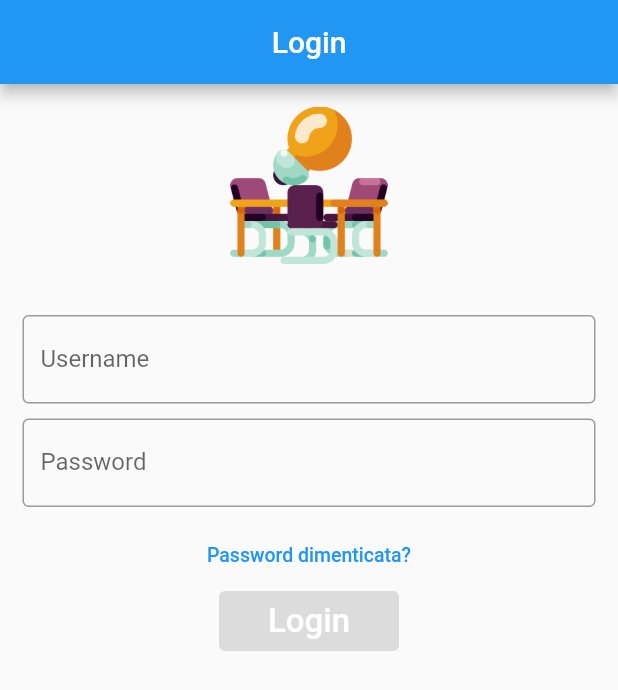
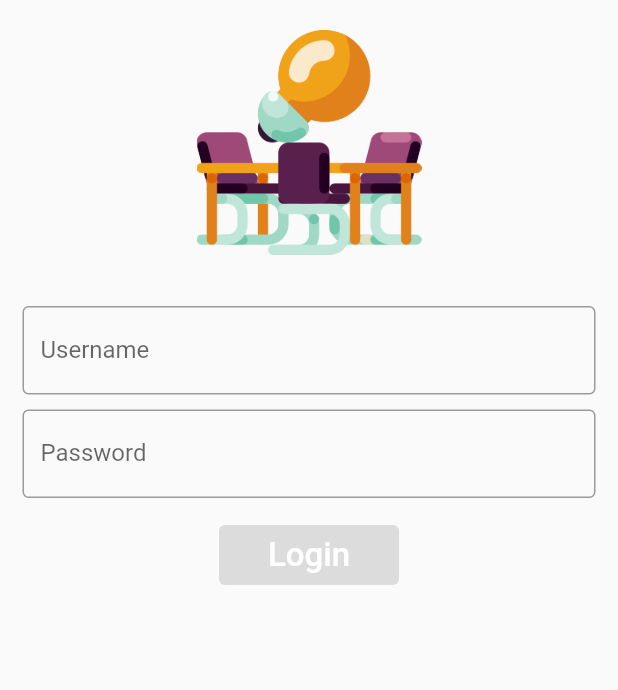
Before and after one commit to davideciuffreda/parallel, a Flutter app: the screen it shows after launch, on a phone screen of 412 x 824 dp. Shown: the top 690 px of the screen. Run offline on Flutter 3.47's test engine with Material 2 defaults, Android fonts, the phone set to English and light mode, and no system bars; our stand-ins replace flutter_bloc, flutter_dotenv, shared_preferences.

Commit message:
BLoC Login updated

```diff
--- a/lib/app.dart
+++ b/lib/app.dart
@@ -47,6 +47,7 @@ class _AppState extends State<App> {
     return BlocProvider(
       create: (context) => LoginBloc(),
       child: MaterialApp(
+        debugShowCheckedModeBanner: false,
         title: "Parallel",
         navigatorKey: navigatorKey,
         home: LoginPage(),
--- /dev/null
+++ b/lib/core/response_message.dart
@@ -0,0 +1,6 @@
+class ResponseMessage<T> {
+  int? status;
+  T? body;
+  String? message;
+  ResponseMessage({this.status, this.body, this.message});
+}
--- a/lib/main.dart
+++ b/lib/main.dart
@@ -3,10 +3,7 @@ import 'dart:developer';
 
 
 import 'package:flutter/material.dart';
-import 'package:parallel/routing/app_router.dart';
 import 'package:parallel/app.dart';
-import 'package:parallel/pages/home/home_page_user.dart';
-import 'package:parallel/pages/home/home_page_receptionist.dart';
 
 void main() async {
   WidgetsFlutterBinding.ensureInitialized();
--- a/lib/pages/login/view/login_page.dart
+++ b/lib/pages/login/view/login_page.dart
@@ -3,24 +3,30 @@ import 'package:flutter_bloc/flutter_bloc.dart';
 import 'package:parallel/pages/login/bloc/login_bloc.dart';
 import 'package:parallel/routing/router_constants.dart';
 
-class LoginPage extends StatelessWidget {
+class LoginPage extends StatefulWidget {
+  @override
+  State<LoginPage> createState() => _LoginPageState();
+}
+
+class _LoginPageState extends State<LoginPage> {
   TextEditingController usernameController = TextEditingController();
   TextEditingController passwordController = TextEditingController();
 
   @override
   Widget build(BuildContext context) {
-    return Scaffold(
-      appBar: AppBar(
-        centerTitle: true,
-        title: Text("Login"),
-      ),
+    return GestureDetector(
+      onTap: () {
+        //Remove the keyboard when the user press anywhere on the screen
+        FocusScope.of(context).requestFocus(new FocusNode());
+      },
+      child: Scaffold(
         body: SafeArea(
           child: Column(
             children: [
               Container(
-              height: 120,
-              width: 120,
-              padding: EdgeInsets.only(top: 15),
+                height: 170,
+                width: 170,
+                padding: EdgeInsets.only(top: 20),
                 decoration: BoxDecoration(
                   borderRadius: BorderRadius.circular(200),
                 ),
@@ -28,9 +34,7 @@ class LoginPage extends StatelessWidget {
                   child: Image.asset("assets/images/logo.png"),
                 ),
               ),
-            SizedBox(
-              height: 10,
-            ),
+              SizedBox(height: 10),
               BlocBuilder<LoginBloc, LoginState>(
                 builder: (context, state) {
                   if (state is LoginErrorState) {
@@ -59,7 +63,9 @@ class LoginPage extends StatelessWidget {
                       onChanged: (value) {
                         BlocProvider.of<LoginBloc>(context).add(
                           LoginTextChangedEvent(
-                            usernameController.text, passwordController.text),
+                            usernameController.text,
+                            passwordController.text,
+                          ),
                         );
                       },
                       decoration: InputDecoration(
@@ -68,16 +74,16 @@ class LoginPage extends StatelessWidget {
                         hintText: 'Enter valid username',
                       ),
                     ),
-                  SizedBox(
-                    height: 10,
-                  ),
+                    SizedBox(height: 10),
                     TextField(
                       controller: passwordController,
                       obscureText: true,
                       onChanged: (value) {
                         BlocProvider.of<LoginBloc>(context).add(
                           LoginTextChangedEvent(
-                            usernameController.text, passwordController.text),
+                            usernameController.text,
+                            passwordController.text,
+                          ),
                         );
                       },
                       decoration: InputDecoration(
@@ -89,50 +95,44 @@ class LoginPage extends StatelessWidget {
                   ],
                 ),
               ),
-            TextButton(
-              onPressed: () {},
-              child: Text(
-                'Password dimenticata?',
-                style: TextStyle(
-                  color: Colors.blue,
-                  fontSize: 13,
-                ),
-              ),
-            ),
+              SizedBox(height: 10),
               Container(
                 height: 40,
                 width: 120,
-              decoration:
-                  BoxDecoration(borderRadius: BorderRadius.circular(100)),
+                decoration: BoxDecoration(
+                  borderRadius: BorderRadius.circular(200),
+                ),
                 child: BlocBuilder<LoginBloc, LoginState>(
                   builder: (context, state) {
-                  if (state is LoginAdminState || state is LoginUserState) {
-                    return ElevatedButton(
+                    if (state is LoginLoadingState) {
+                      return BlocListener<LoginBloc, LoginState>(
+                        listener: (context, state) {
+                          if (state is LoginAdminState) {
+                            Navigator.of(context).pushReplacementNamed(
+                              homePageReceptionistRoute,
+                            );
+                          } else if (state is LoginUserState) {
+                            Navigator.of(context).pushReplacementNamed(
+                              homePageUserRoute,
+                            );
+                          }
+                        },
+                        child: ElevatedButton(
                           onPressed: () {
-                        if (state is LoginAdminState) {
+                            FocusScope.of(context)
+                                .requestFocus(new FocusNode());
                             BlocProvider.of<LoginBloc>(context).add(
                               LoginSubmittedEvent(
                                 usernameController.text,
                                 passwordController.text,
                               ),
                             );
-                          Navigator.of(context)
-                              .pushReplacementNamed(homePageReceptionistRoute);
-                        } else {
-                          BlocProvider.of<LoginBloc>(context).add(
-                            LoginSubmittedEvent(
-                              usernameController.text,
-                              passwordController.text,
-                            ),
-                          );
-                          Navigator.of(context)
-                              .pushReplacementNamed(homePageUserRoute);
-                        }
                           },
                           child: Text(
                             'Login',
                             style: TextStyle(
                               fontSize: 22,
+                            ),
                           ),
                         ),
                       );
@@ -154,6 +154,7 @@ class LoginPage extends StatelessWidget {
             ],
           ),
         ),
+      ),
     );
   }
 }
--- a/pubspec.yaml
+++ b/pubspec.yaml
@@ -12,7 +12,7 @@ dependencies:
   flutter_bloc: ^8.0.0
   bloc: ^8.1.1
   flutter_screenutil: 5.0.0+2
-  shared_preferences: ^2.0.18
+  shared_preferences: ^2.0.20
   http: ^0.13.5
   flutter_dotenv: ^5.0.2
   fluttertoast: ^8.2.1
@@ -23,6 +23,8 @@ dependencies:
   permission_handler: ^10.2.0
   location: ^4.4.0
   email_validator: ^2.1.17
+  firebase_database: ^10.0.16
+  firebase_core: ^2.8.0
 
 dev_dependencies:
   flutter_test:
@@ -36,6 +38,7 @@ flutter:
   assets:
     - assets/images/profile.png
     - assets/images/logo.png
+    - assets/images/splash.png
 
   fonts:
     - family: Lato
```
Also changed, not shown: lib/app_widgets/input_textfield.dart (added, +53 -0 lines), lib/core/repositories/auth_repository.dart (added, +67 -0 lines), lib/pages/login/bloc/login_bloc.dart (+8 -6 lines), lib/pages/splash_screen/view/splash_screen_page.dart (added, +16 -0 lines), assets/images/splash.png (added), lib/core/models/event.dart (added), lib/core/models/headquarters.dart (added), pubspec.lock, 3 other files. Lines whose indentation alone changed are shown as unchanged.
